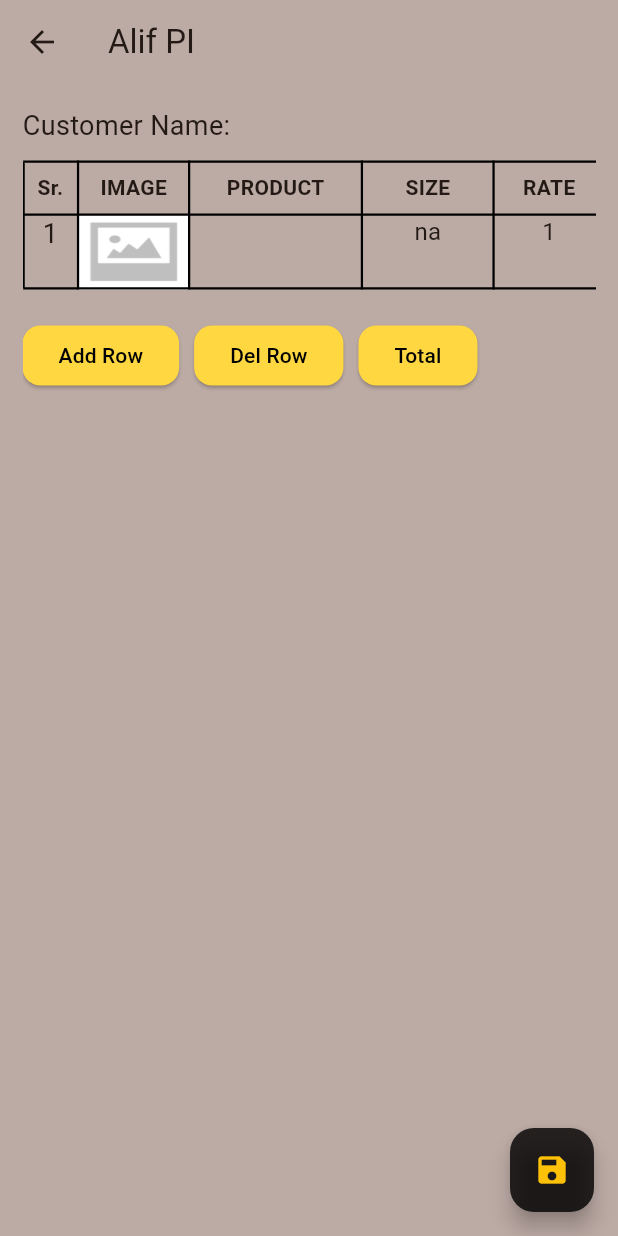
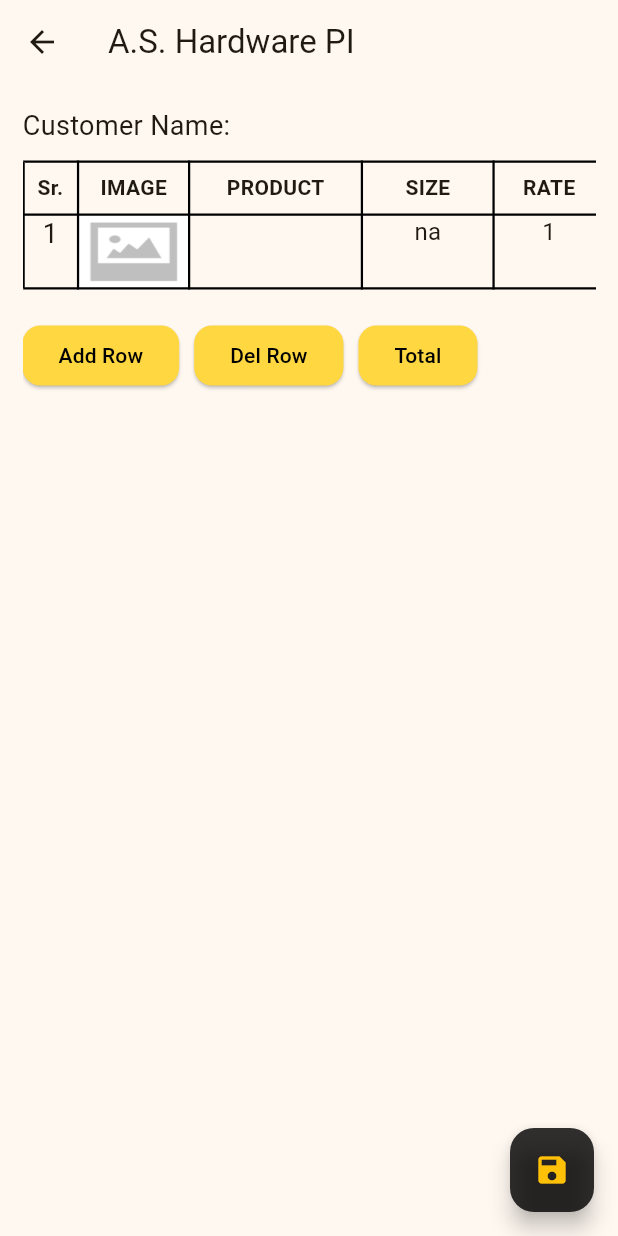
Before and after one commit to G-Shack/flutter-digital-catalogue, a Flutter app: the DimensionPage screen opened directly with empty values, after a tap on the "save" icon, on a phone screen of 412 x 824 dp. Run offline on Flutter 3.47's test engine with Material 3 defaults, Android fonts, the phone set to English and light mode, and no system bars; our stand-ins replace fluttertoast, pdf, printing, rflutter_alert.

```diff
--- a/lib/Provider/ProductListProvider.dart
+++ b/lib/Provider/ProductListProvider.dart
@@ -4,9 +4,9 @@ import '../model/Product.dart';
 
 class Products with ChangeNotifier{
   List<Product> _availProducts = [
-    Product(title: 'AFS-8400', description: 'Double Spring Floor Hinge\nDoor Size:1300x2300mm\nDoor Weight: 120-150 Kgs.', image: 'assets/images/AFS-8400.png', rate: '1500.0', size: 'na'),
-    Product(title: 'AFS-6400', description: 'Double Spring Floor Hinge\nDoor Size:1300x2300mm\nDoor Weight: 120-150 Kgs.', image: 'assets/images/AFS-6400.png', rate: '1700.0', size: 'na'),
-    Product(title: 'AFS-7400', description: 'Double Spring Floor Hinge\nDoor Size:1300x2300mm\nDoor Weight: 120-150 Kgs.', image: 'assets/images/AFS-7400.png', rate: '1600.0',size: 'na'),
+    Product(title: 'AFS-8400', description: 'Double Spring Floor Hinge\nDoor Size:1300x2300mm\nDoor Weight: 120-150 Kgs.', image: 'assets/images/AFS-8400.png', rate: '1500.0', size: 'OneSize'),
+    Product(title: 'AFS-6400', description: 'Double Spring Floor Hinge\nDoor Size:1300x2300mm\nDoor Weight: 120-150 Kgs.', image: 'assets/images/AFS-6400.png', rate: '1700.0', size: 'OneSize'),
+    Product(title: 'AFS-7400', description: 'Double Spring Floor Hinge\nDoor Size:1300x2300mm\nDoor Weight: 120-150 Kgs.', image: 'assets/images/AFS-7400.png', rate: '1600.0',size: 'OneSize'),
   ];
 
   List<Product> get availProducts => _availProducts;
--- a/lib/Provider/TableValuesProvider.dart
+++ b/lib/Provider/TableValuesProvider.dart
@@ -14,6 +14,7 @@ class TableValuesProvider extends ChangeNotifier {
       _tableValues[index]['image'] = image;
       _tableValues[index]['size'] = size;
       _tableValues[index]['rate'] = rate;
+      _tableValues[index]['amount'] = rate;
       notifyListeners(); // Notify listeners of the change
     }
   }
--- /dev/null
+++ b/lib/Services/pdf_service.dart
@@ -0,0 +1,165 @@
+import 'package:flutter/services.dart';
+import 'package:pdf/pdf.dart';
+import 'package:pdf/widgets.dart' as pw;
+
+class PdfService{
+  Future<Uint8List> generatePdf(String billName,List<Map<String, dynamic>> tableValues)async{
+    final pdf = pw.Document();
+    num totalAmount =0;
+    List<pw.Widget> pageWidgets = [];
+    final logo =
+    (await rootBundle.load("assets/images/logo.png")).buffer.asUint8List();
+    final logoArea = pw.Container(
+        height: 60,
+        decoration: pw.BoxDecoration(border: pw.Border.all()),
+        padding: const pw.EdgeInsets.all(2),
+        child: pw.Row(
+          crossAxisAlignment: pw.CrossAxisAlignment.center,
+          children: [
+            pw.Container(
+                padding: const pw.EdgeInsets.only(right: 2),
+                decoration: const pw.BoxDecoration(
+                    border: pw.Border(right: pw.BorderSide())),
+                child: pw.Image(pw.MemoryImage(logo))),
+            pw.Expanded(
+                child: pw.Container(
+                    padding: const pw.EdgeInsets.all(10),
+                    child: pw.Column(
+                      children: [
+                        pw.Expanded(
+                            child: pw.Text("A.S. GLASS HARDWARE",
+                                style: pw.TextStyle(
+                                    fontSize: 18,
+                                    fontWeight: pw.FontWeight.bold))),
+                        pw.SizedBox(height: 20),
+                        pw.Expanded(
+                            child: pw.Text(
+                                "Address: Plot no. D-83, SUPA MIDC, Tal. Parner, Dist. Ahmednagar, Pincode: 414301",
+                                style: const pw.TextStyle(fontSize: 10))),
+                        pw.SizedBox(height: 8),
+                        pw.Expanded(
+                            child: pw.Text(
+                                "Contact No. 9657895687",
+                                style: const pw.TextStyle(fontSize: 10))),
+                      ],
+                    ))),
+          ],
+        ));
+    final title = pw.Container(
+        decoration: const pw.BoxDecoration(
+            border: pw.Border(
+                right: pw.BorderSide(),
+                left: pw.BorderSide(),
+                bottom: pw.BorderSide())),
+        child: pw.Center(
+            child: pw.Text("PROFORMA INVOICE",
+                style: pw.TextStyle(
+                    fontSize: 11, fontWeight: pw.FontWeight.bold))));
+
+    final title2 = pw.Container(
+        decoration: pw.BoxDecoration(
+          border: pw.Border.all(),
+        ),
+        child: pw.Row(
+          mainAxisAlignment: pw.MainAxisAlignment.spaceAround,
+          children: [
+            pw.Padding(
+                padding: const pw.EdgeInsets.all(2),
+                child: pw.Expanded(
+                    child: pw.Text("Customer Name: $billName",
+                        style: pw.TextStyle(
+                            fontSize: 10, fontWeight: pw.FontWeight.bold)))),
+            pw.Padding(
+                padding: const pw.EdgeInsets.all(2),
+                child: pw.Expanded(
+                    child: pw.Text(
+                        "Date: ${DateTime.now().day}/${DateTime.now().month}/${DateTime.now().year}",
+                        style: const pw.TextStyle(fontSize: 10)))),
+          ],
+        ));
+
+    pw.Padding blankCell() {
+      return pw.Padding(padding: const pw.EdgeInsets.all(2));
+    }
+
+    pw.Padding textCell(String text) {
+      return pw.Padding(
+          padding: const pw.EdgeInsets.all(2),
+          child: pw.Center(child: pw.Text(text, style: const pw.TextStyle(fontSize: 10))));
+    }
+    pw.Padding textCellBold(String text) {
+      return pw.Padding(
+          padding: const pw.EdgeInsets.all(2),
+          child: pw.Center(
+              child: pw.Text(text,
+                  style: pw.TextStyle(fontWeight: pw.FontWeight.bold))));
+    }
+
+
+    pw.Table table() {
+      List<pw.TableRow> rows = [];
+
+      for (var value in tableValues) {
+        print(value);
+        totalAmount+=num.parse(value["amount"]);
+        rows.add(pw.TableRow(
+          children: [
+            textCell(value["sr"].toString()),
+            textCell(value["title"]),
+            textCell(value["size"]),
+            textCell(value["rate"]),
+            textCell(value["qty"]),
+            textCell(value["amount"]),
+          ],
+        ));
+      }
+      return pw.Table(
+        columnWidths: {
+          0: const pw.FixedColumnWidth(75.0),
+          1: const pw.FixedColumnWidth(150.0),
+          2: const pw.FixedColumnWidth(85.0),
+          3: const pw.FixedColumnWidth(85.0),
+          4: const pw.FixedColumnWidth(50.0),
+          5: const pw.FixedColumnWidth(100.0),
+        },
+        border: pw.TableBorder.all(),
+        children: [
+          pw.TableRow(
+            children: [
+              textCellBold("Sr"),
+              textCellBold("NAME OF MATERIAL"),
+              textCellBold("SIZE"),
+              textCellBold("QTY"),
+              textCellBold("RATE"),
+              textCellBold("AMOUNT"),
+            ],
+          ),
+          ...rows,
+          pw.TableRow(children: [
+            blankCell(),
+            blankCell(),
+            blankCell(),
+            blankCell(),
+            textCellBold("TOTAL"),
+            textCellBold(totalAmount.toString()),
+          ]),
+        ],
+      );
+    }
+
+    pageWidgets.add(logoArea);
+    pageWidgets.add(title);
+    pageWidgets.add(title2);
+    pageWidgets.add(table());
+
+
+    pdf.addPage(pw.MultiPage(
+        pageFormat: PdfPageFormat.a4,
+        margin: const pw.EdgeInsets.all(48),
+        build: (pw.Context content) {
+          return pageWidgets;
+        }));
+
+    return pdf.save();
+  }
+}
--- a/lib/main.dart
+++ b/lib/main.dart
@@ -15,6 +15,7 @@ class MyApp extends StatelessWidget {
 
   @override
   Widget build(BuildContext context) {
+    Color seedColor = Color(0xFFF2D794);
     return MultiProvider(
       providers: [
         ChangeNotifierProvider(create: (BuildContext context)=>Products()),
@@ -22,9 +23,13 @@ class MyApp extends StatelessWidget {
       ],
       child: MaterialApp(
           debugShowCheckedModeBanner: false,
-          title: 'Alif PI',
+          title: 'A.S. Hardware PI',
           theme: ThemeData(
-            colorScheme: ColorScheme.fromSeed(primary: Colors.amber, seedColor: Colors.brown, background: Colors.brown[200], surface: Colors.brown[200]),
+            colorScheme: ColorScheme.fromSeed(
+              seedColor: seedColor,
+              primary: Color(0xFF212121), // Deep charcoal grey
+              secondary: Color(0xFFF2D794), // Soft amber as secondary
+            ),
             useMaterial3: true,),
           home: MainScreen(),
           routes: {
--- a/lib/screens/DimensionPage.dart
+++ b/lib/screens/DimensionPage.dart
@@ -1,14 +1,21 @@
+import 'package:alif_hw_pi/Provider/TableValuesProvider.dart';
 import 'package:alif_hw_pi/widgets/IncoiceTable.dart';
 import 'package:flutter/material.dart';
+import 'package:provider/provider.dart';
+
+import '../Services/pdf_service.dart';
+import 'PdfPreviewPage.dart';
+
 
 class DimensionPage extends StatelessWidget {
   final String billName;
-  const DimensionPage({super.key, required this.billName});
-
+  DimensionPage({super.key, required this.billName});
+  final PdfService pdfService = PdfService();
   @override
   Widget build(BuildContext context) {
+    return Consumer<TableValuesProvider>(builder: (context, provider, child) {
     return Scaffold(
-      appBar: AppBar(title: Text('Alif PI'),),
+      appBar: AppBar(title: Text('A.S. Hardware PI'),),
       body: Padding(
         padding: EdgeInsets.all(15),
         child: SingleChildScrollView(
@@ -29,7 +36,21 @@ class DimensionPage extends StatelessWidget {
       floatingActionButton: FloatingActionButton(
         backgroundColor: Color(0xCD000000),
         child: Icon(Icons.save, color: Colors.amber,),
-        onPressed: (){},),
+        onPressed: () async {
+          var tableValues = provider.tableValues;
+          final bill =
+          await pdfService.generatePdf(billName, tableValues);
+          Navigator.of(context).push(
+            MaterialPageRoute(
+              builder: (context) => PdfPreviewPage(
+                bill: bill,
+                billName: billName,
+              ),
+            ),
+          );
+        },
+      ),
     );
+  });
   }
 }
--- a/lib/widgets/IncoiceTable.dart
+++ b/lib/widgets/IncoiceTable.dart
@@ -71,7 +71,7 @@ class _InvoiceTableState extends State<InvoiceTable> {
     Alert(
       context: context,
       title: 'Calculated!',
-      desc: 'Net Price: $strTotalAmt\nNet Area: $strTotalQty\n',
+      desc: 'Net Price: $strTotalAmt\nNet Quantity: $strTotalQty\n',
       style: const AlertStyle(
         backgroundColor: Color(0xCD000000),
         descStyle: TextStyle(color: Colors.amber),
--- a/pubspec.yaml
+++ b/pubspec.yaml
@@ -17,6 +17,8 @@ dependencies:
   provider:
   fluttertoast:
   rflutter_alert:
+  printing:
+  pdf:
 
 dev_dependencies:
   flutter_test:
```
Also changed, not shown: lib/screens/MainScreen.dart (+19 -1 lines), lib/screens/PdfPreviewPage.dart (added, +23 -0 lines), lib/screens/SetRatesScreen.dart (+85 -2 lines), assets/images/AlifLogo.png (added), assets/images/logo.png (added), pubspec.lock, 5 other files.
